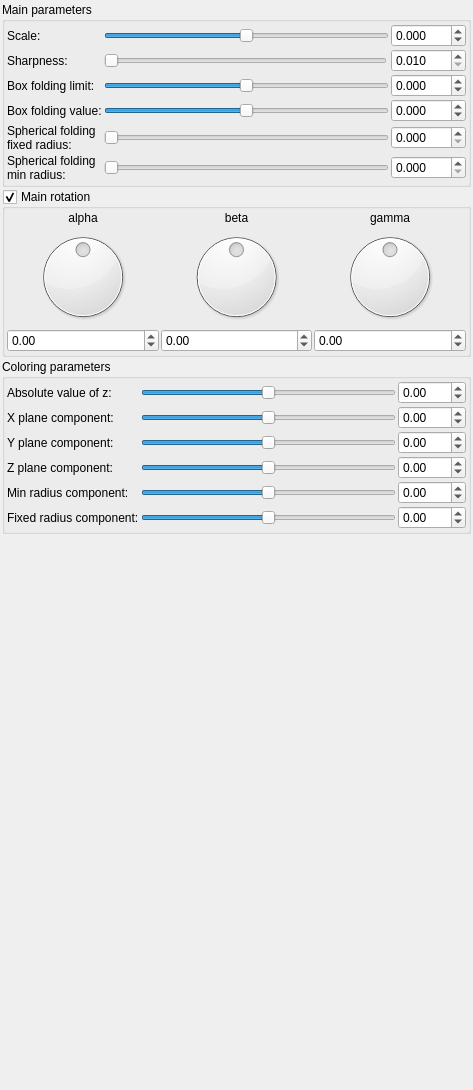
This is mandelbulber2/qt_data/fractal_smooth_mandelbox.ui in buddhi1980/mandelbulber2 as Qt 5 draws it before an edit. The edited form follows.
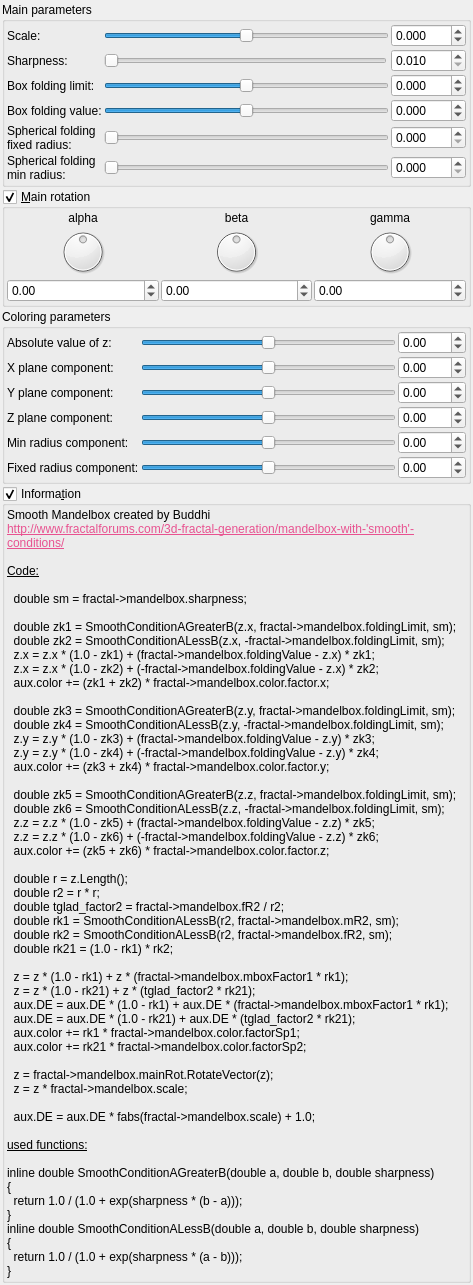
This is the edited form. Custom widgets are drawn as their Qt base class.

What changed in the file:
```diff
--- a/mandelbulber2/qt_data/fractal_smooth_mandelbox.ui
+++ b/mandelbulber2/qt_data/fractal_smooth_mandelbox.ui
@@ -401,7 +401,7 @@
    <item>
     <widget class="MyGroupBox" name="groupCheck_mandelbox_main_rotation_enabled">
      <property name="title">
-      <string>Main rotation</string>
+      <string>&amp;Main rotation</string>
      </property>
      <property name="checkable">
       <bool>true</bool>
@@ -958,6 +958,110 @@
      </layout>
     </widget>
    </item>
+   <item>
+    <widget class="MyGroupBox" name="groupCheck_info">
+     <property name="title">
+      <string>Informa&amp;tion</string>
+     </property>
+     <property name="flat">
+      <bool>false</bool>
+     </property>
+     <property name="checkable">
+      <bool>true</bool>
+     </property>
+     <layout class="QVBoxLayout" name="verticalLayout_4">
+      <property name="spacing">
+       <number>2</number>
+      </property>
+      <property name="leftMargin">
+       <number>2</number>
+      </property>
+      <property name="topMargin">
+       <number>2</number>
+      </property>
+      <property name="rightMargin">
+       <number>2</number>
+      </property>
+      <property name="bottomMargin">
+       <number>2</number>
+      </property>
+      <item>
+       <widget class="QLabel" name="label_4">
+        <property name="text">
+         <string>&lt;!DOCTYPE HTML PUBLIC &quot;-//W3C//DTD HTML 4.0//EN&quot; &quot;http://www.w3.org/TR/REC-html40/strict.dtd&quot;&gt;
+&lt;html&gt;&lt;head&gt;&lt;meta name=&quot;qrichtext&quot; content=&quot;1&quot; /&gt;&lt;style type=&quot;text/css&quot;&gt;
+p, li { white-space: pre-wrap; }
+&lt;/style&gt;&lt;/head&gt;&lt;body&gt;
+&lt;p style=&quot; margin-top:0px; margin-bottom:0px; margin-left:0px; margin-right:0px; -qt-block-indent:0; text-indent:0px;&quot;&gt;Smooth Mandelbox created by Buddhi&lt;/p&gt;
+&lt;p style=&quot; margin-top:0px; margin-bottom:0px; margin-left:0px; margin-right:0px; -qt-block-indent:0; text-indent:0px;&quot;&gt;&lt;a href=&quot;http://www.fractalforums.com/3d-fractal-generation/mandelbox-with-'smooth'-conditions/&quot;&gt;&lt;span style=&quot; text-decoration: underline; color:#e85290;&quot;&gt;http://www.fractalforums.com/3d-fractal-generation/mandelbox-with-'smooth'-conditions/&lt;/span&gt;&lt;/a&gt;&lt;/p&gt;
+&lt;p style=&quot;-qt-paragraph-type:empty; margin-top:0px; margin-bottom:0px; margin-left:0px; margin-right:0px; -qt-block-indent:0; text-indent:0px;&quot;&gt;&lt;br /&gt;&lt;/p&gt;
+&lt;p style=&quot; margin-top:0px; margin-bottom:0px; margin-left:0px; margin-right:0px; -qt-block-indent:0; text-indent:0px;&quot;&gt;&lt;span style=&quot; text-decoration: underline;&quot;&gt;Code:&lt;/span&gt;&lt;/p&gt;
+&lt;p style=&quot;-qt-paragraph-type:empty; margin-top:0px; margin-bottom:0px; margin-left:0px; margin-right:0px; -qt-block-indent:0; text-indent:0px; text-decoration: underline;&quot;&gt;&lt;br /&gt;&lt;/p&gt;
+&lt;p style=&quot; margin-top:0px; margin-bottom:0px; margin-left:0px; margin-right:0px; -qt-block-indent:0; text-indent:0px;&quot;&gt;  double sm = fractal-&amp;gt;mandelbox.sharpness;&lt;/p&gt;
+&lt;p style=&quot;-qt-paragraph-type:empty; margin-top:0px; margin-bottom:0px; margin-left:0px; margin-right:0px; -qt-block-indent:0; text-indent:0px;&quot;&gt;&lt;br /&gt;&lt;/p&gt;
+&lt;p style=&quot; margin-top:0px; margin-bottom:0px; margin-left:0px; margin-right:0px; -qt-block-indent:0; text-indent:0px;&quot;&gt;  double zk1 = SmoothConditionAGreaterB(z.x, fractal-&amp;gt;mandelbox.foldingLimit, sm);&lt;/p&gt;
+&lt;p style=&quot; margin-top:0px; margin-bottom:0px; margin-left:0px; margin-right:0px; -qt-block-indent:0; text-indent:0px;&quot;&gt;  double zk2 = SmoothConditionALessB(z.x, -fractal-&amp;gt;mandelbox.foldingLimit, sm);&lt;/p&gt;
+&lt;p style=&quot; margin-top:0px; margin-bottom:0px; margin-left:0px; margin-right:0px; -qt-block-indent:0; text-indent:0px;&quot;&gt;  z.x = z.x * (1.0 - zk1) + (fractal-&amp;gt;mandelbox.foldingValue - z.x) * zk1;&lt;/p&gt;
+&lt;p style=&quot; margin-top:0px; margin-bottom:0px; margin-left:0px; margin-right:0px; -qt-block-indent:0; text-indent:0px;&quot;&gt;  z.x = z.x * (1.0 - zk2) + (-fractal-&amp;gt;mandelbox.foldingValue - z.x) * zk2;&lt;/p&gt;
+&lt;p style=&quot; margin-top:0px; margin-bottom:0px; margin-left:0px; margin-right:0px; -qt-block-indent:0; text-indent:0px;&quot;&gt;  aux.color += (zk1 + zk2) * fractal-&amp;gt;mandelbox.color.factor.x;&lt;/p&gt;
+&lt;p style=&quot;-qt-paragraph-type:empty; margin-top:0px; margin-bottom:0px; margin-left:0px; margin-right:0px; -qt-block-indent:0; text-indent:0px;&quot;&gt;&lt;br /&gt;&lt;/p&gt;
+&lt;p style=&quot; margin-top:0px; margin-bottom:0px; margin-left:0px; margin-right:0px; -qt-block-indent:0; text-indent:0px;&quot;&gt;  double zk3 = SmoothConditionAGreaterB(z.y, fractal-&amp;gt;mandelbox.foldingLimit, sm);&lt;/p&gt;
+&lt;p style=&quot; margin-top:0px; margin-bottom:0px; margin-left:0px; margin-right:0px; -qt-block-indent:0; text-indent:0px;&quot;&gt;  double zk4 = SmoothConditionALessB(z.y, -fractal-&amp;gt;mandelbox.foldingLimit, sm);&lt;/p&gt;
+&lt;p style=&quot; margin-top:0px; margin-bottom:0px; margin-left:0px; margin-right:0px; -qt-block-indent:0; text-indent:0px;&quot;&gt;  z.y = z.y * (1.0 - zk3) + (fractal-&amp;gt;mandelbox.foldingValue - z.y) * zk3;&lt;/p&gt;
+&lt;p style=&quot; margin-top:0px; margin-bottom:0px; margin-left:0px; margin-right:0px; -qt-block-indent:0; text-indent:0px;&quot;&gt;  z.y = z.y * (1.0 - zk4) + (-fractal-&amp;gt;mandelbox.foldingValue - z.y) * zk4;&lt;/p&gt;
+&lt;p style=&quot; margin-top:0px; margin-bottom:0px; margin-left:0px; margin-right:0px; -qt-block-indent:0; text-indent:0px;&quot;&gt;  aux.color += (zk3 + zk4) * fractal-&amp;gt;mandelbox.color.factor.y;&lt;/p&gt;
+&lt;p style=&quot;-qt-paragraph-type:empty; margin-top:0px; margin-bottom:0px; margin-left:0px; margin-right:0px; -qt-block-indent:0; text-indent:0px;&quot;&gt;&lt;br /&gt;&lt;/p&gt;
+&lt;p style=&quot; margin-top:0px; margin-bottom:0px; margin-left:0px; margin-right:0px; -qt-block-indent:0; text-indent:0px;&quot;&gt;  double zk5 = SmoothConditionAGreaterB(z.z, fractal-&amp;gt;mandelbox.foldingLimit, sm);&lt;/p&gt;
+&lt;p style=&quot; margin-top:0px; margin-bottom:0px; margin-left:0px; margin-right:0px; -qt-block-indent:0; text-indent:0px;&quot;&gt;  double zk6 = SmoothConditionALessB(z.z, -fractal-&amp;gt;mandelbox.foldingLimit, sm);&lt;/p&gt;
+&lt;p style=&quot; margin-top:0px; margin-bottom:0px; margin-left:0px; margin-right:0px; -qt-block-indent:0; text-indent:0px;&quot;&gt;  z.z = z.z * (1.0 - zk5) + (fractal-&amp;gt;mandelbox.foldingValue - z.z) * zk5;&lt;/p&gt;
+&lt;p style=&quot; margin-top:0px; margin-bottom:0px; margin-left:0px; margin-right:0px; -qt-block-indent:0; text-indent:0px;&quot;&gt;  z.z = z.z * (1.0 - zk6) + (-fractal-&amp;gt;mandelbox.foldingValue - z.z) * zk6;&lt;/p&gt;
+&lt;p style=&quot; margin-top:0px; margin-bottom:0px; margin-left:0px; margin-right:0px; -qt-block-indent:0; text-indent:0px;&quot;&gt;  aux.color += (zk5 + zk6) * fractal-&amp;gt;mandelbox.color.factor.z;&lt;/p&gt;
+&lt;p style=&quot;-qt-paragraph-type:empty; margin-top:0px; margin-bottom:0px; margin-left:0px; margin-right:0px; -qt-block-indent:0; text-indent:0px;&quot;&gt;&lt;br /&gt;&lt;/p&gt;
+&lt;p style=&quot; margin-top:0px; margin-bottom:0px; margin-left:0px; margin-right:0px; -qt-block-indent:0; text-indent:0px;&quot;&gt;  double r = z.Length();&lt;/p&gt;
+&lt;p style=&quot; margin-top:0px; margin-bottom:0px; margin-left:0px; margin-right:0px; -qt-block-indent:0; text-indent:0px;&quot;&gt;  double r2 = r * r;&lt;/p&gt;
+&lt;p style=&quot; margin-top:0px; margin-bottom:0px; margin-left:0px; margin-right:0px; -qt-block-indent:0; text-indent:0px;&quot;&gt;  double tglad_factor2 = fractal-&amp;gt;mandelbox.fR2 / r2;&lt;/p&gt;
+&lt;p style=&quot; margin-top:0px; margin-bottom:0px; margin-left:0px; margin-right:0px; -qt-block-indent:0; text-indent:0px;&quot;&gt;  double rk1 = SmoothConditionALessB(r2, fractal-&amp;gt;mandelbox.mR2, sm);&lt;/p&gt;
+&lt;p style=&quot; margin-top:0px; margin-bottom:0px; margin-left:0px; margin-right:0px; -qt-block-indent:0; text-indent:0px;&quot;&gt;  double rk2 = SmoothConditionALessB(r2, fractal-&amp;gt;mandelbox.fR2, sm);&lt;/p&gt;
+&lt;p style=&quot; margin-top:0px; margin-bottom:0px; margin-left:0px; margin-right:0px; -qt-block-indent:0; text-indent:0px;&quot;&gt;  double rk21 = (1.0 - rk1) * rk2;&lt;/p&gt;
+&lt;p style=&quot;-qt-paragraph-type:empty; margin-top:0px; margin-bottom:0px; margin-left:0px; margin-right:0px; -qt-block-indent:0; text-indent:0px;&quot;&gt;&lt;br /&gt;&lt;/p&gt;
+&lt;p style=&quot; margin-top:0px; margin-bottom:0px; margin-left:0px; margin-right:0px; -qt-block-indent:0; text-indent:0px;&quot;&gt;  z = z * (1.0 - rk1) + z * (fractal-&amp;gt;mandelbox.mboxFactor1 * rk1);&lt;/p&gt;
+&lt;p style=&quot; margin-top:0px; margin-bottom:0px; margin-left:0px; margin-right:0px; -qt-block-indent:0; text-indent:0px;&quot;&gt;  z = z * (1.0 - rk21) + z * (tglad_factor2 * rk21);&lt;/p&gt;
+&lt;p style=&quot; margin-top:0px; margin-bottom:0px; margin-left:0px; margin-right:0px; -qt-block-indent:0; text-indent:0px;&quot;&gt;  aux.DE = aux.DE * (1.0 - rk1) + aux.DE * (fractal-&amp;gt;mandelbox.mboxFactor1 * rk1);&lt;/p&gt;
+&lt;p style=&quot; margin-top:0px; margin-bottom:0px; margin-left:0px; margin-right:0px; -qt-block-indent:0; text-indent:0px;&quot;&gt;  aux.DE = aux.DE * (1.0 - rk21) + aux.DE * (tglad_factor2 * rk21);&lt;/p&gt;
+&lt;p style=&quot; margin-top:0px; margin-bottom:0px; margin-left:0px; margin-right:0px; -qt-block-indent:0; text-indent:0px;&quot;&gt;  aux.color += rk1 * fractal-&amp;gt;mandelbox.color.factorSp1;&lt;/p&gt;
+&lt;p style=&quot; margin-top:0px; margin-bottom:0px; margin-left:0px; margin-right:0px; -qt-block-indent:0; text-indent:0px;&quot;&gt;  aux.color += rk21 * fractal-&amp;gt;mandelbox.color.factorSp2;&lt;/p&gt;
+&lt;p style=&quot;-qt-paragraph-type:empty; margin-top:0px; margin-bottom:0px; margin-left:0px; margin-right:0px; -qt-block-indent:0; text-indent:0px;&quot;&gt;&lt;br /&gt;&lt;/p&gt;
+&lt;p style=&quot; margin-top:0px; margin-bottom:0px; margin-left:0px; margin-right:0px; -qt-block-indent:0; text-indent:0px;&quot;&gt;  z = fractal-&amp;gt;mandelbox.mainRot.RotateVector(z);&lt;/p&gt;
+&lt;p style=&quot; margin-top:0px; margin-bottom:0px; margin-left:0px; margin-right:0px; -qt-block-indent:0; text-indent:0px;&quot;&gt;  z = z * fractal-&amp;gt;mandelbox.scale;&lt;/p&gt;
+&lt;p style=&quot;-qt-paragraph-type:empty; margin-top:0px; margin-bottom:0px; margin-left:0px; margin-right:0px; -qt-block-indent:0; text-indent:0px;&quot;&gt;&lt;br /&gt;&lt;/p&gt;
+&lt;p style=&quot; margin-top:0px; margin-bottom:0px; margin-left:0px; margin-right:0px; -qt-block-indent:0; text-indent:0px;&quot;&gt;  aux.DE = aux.DE * fabs(fractal-&amp;gt;mandelbox.scale) + 1.0;&lt;/p&gt;
+&lt;p style=&quot;-qt-paragraph-type:empty; margin-top:0px; margin-bottom:0px; margin-left:0px; margin-right:0px; -qt-block-indent:0; text-indent:0px;&quot;&gt;&lt;br /&gt;&lt;/p&gt;
+&lt;p style=&quot; margin-top:0px; margin-bottom:0px; margin-left:0px; margin-right:0px; -qt-block-indent:0; text-indent:0px;&quot;&gt;&lt;span style=&quot; text-decoration: underline;&quot;&gt;used functions:&lt;/span&gt;&lt;/p&gt;
+&lt;p style=&quot;-qt-paragraph-type:empty; margin-top:0px; margin-bottom:0px; margin-left:0px; margin-right:0px; -qt-block-indent:0; text-indent:0px;&quot;&gt;&lt;br /&gt;&lt;/p&gt;
+&lt;p style=&quot; margin-top:0px; margin-bottom:0px; margin-left:0px; margin-right:0px; -qt-block-indent:0; text-indent:0px;&quot;&gt;inline double SmoothConditionAGreaterB(double a, double b, double sharpness)&lt;/p&gt;
+&lt;p style=&quot; margin-top:0px; margin-bottom:0px; margin-left:0px; margin-right:0px; -qt-block-indent:0; text-indent:0px;&quot;&gt;{&lt;/p&gt;
+&lt;p style=&quot; margin-top:0px; margin-bottom:0px; margin-left:0px; margin-right:0px; -qt-block-indent:0; text-indent:0px;&quot;&gt;  return 1.0 / (1.0 + exp(sharpness * (b - a)));&lt;/p&gt;
+&lt;p style=&quot; margin-top:0px; margin-bottom:0px; margin-left:0px; margin-right:0px; -qt-block-indent:0; text-indent:0px;&quot;&gt;}&lt;/p&gt;
+&lt;p style=&quot; margin-top:0px; margin-bottom:0px; margin-left:0px; margin-right:0px; -qt-block-indent:0; text-indent:0px;&quot;&gt;inline double SmoothConditionALessB(double a, double b, double sharpness)&lt;/p&gt;
+&lt;p style=&quot; margin-top:0px; margin-bottom:0px; margin-left:0px; margin-right:0px; -qt-block-indent:0; text-indent:0px;&quot;&gt;{&lt;/p&gt;
+&lt;p style=&quot; margin-top:0px; margin-bottom:0px; margin-left:0px; margin-right:0px; -qt-block-indent:0; text-indent:0px;&quot;&gt;  return 1.0 / (1.0 + exp(sharpness * (a - b)));&lt;/p&gt;
+&lt;p style=&quot; margin-top:0px; margin-bottom:0px; margin-left:0px; margin-right:0px; -qt-block-indent:0; text-indent:0px;&quot;&gt;}&lt;/p&gt;
+&lt;p style=&quot;-qt-paragraph-type:empty; margin-top:0px; margin-bottom:0px; margin-left:0px; margin-right:0px; -qt-block-indent:0; text-indent:0px;&quot;&gt;&lt;br /&gt;&lt;/p&gt;&lt;/body&gt;&lt;/html&gt;</string>
+        </property>
+        <property name="wordWrap">
+         <bool>true</bool>
+        </property>
+        <property name="openExternalLinks">
+         <bool>true</bool>
+        </property>
+        <property name="textInteractionFlags">
+         <set>Qt::LinksAccessibleByMouse|Qt::TextSelectableByMouse</set>
+        </property>
+       </widget>
+      </item>
+     </layout>
+    </widget>
+   </item>
    <item>
     <spacer name="verticalSpacer_2">
      <property name="orientation">
```
